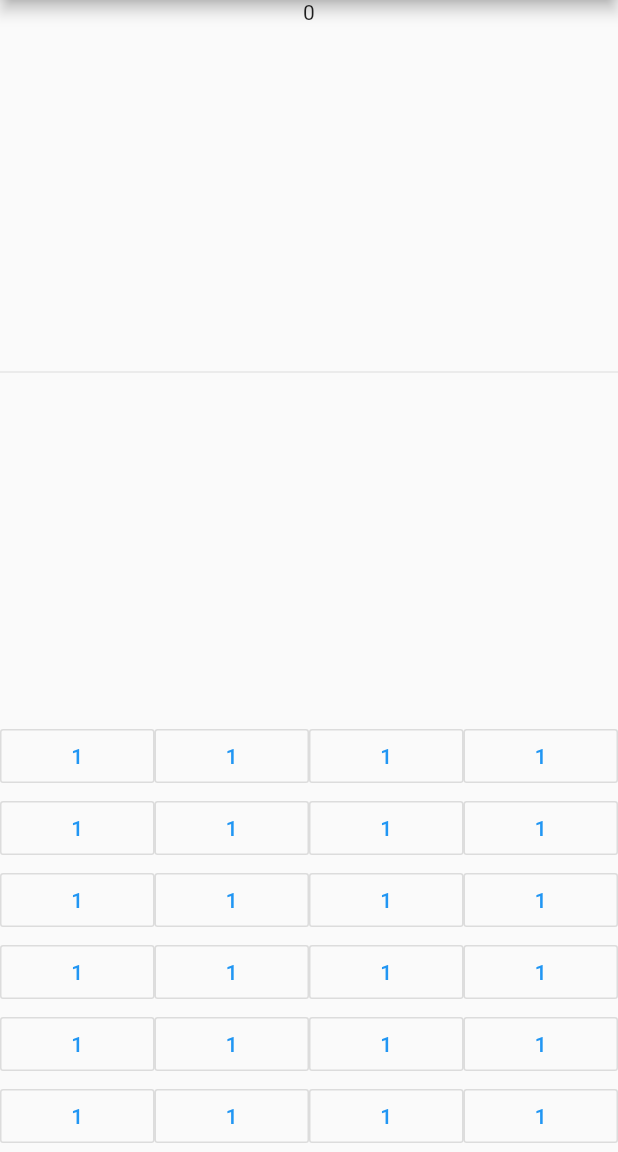
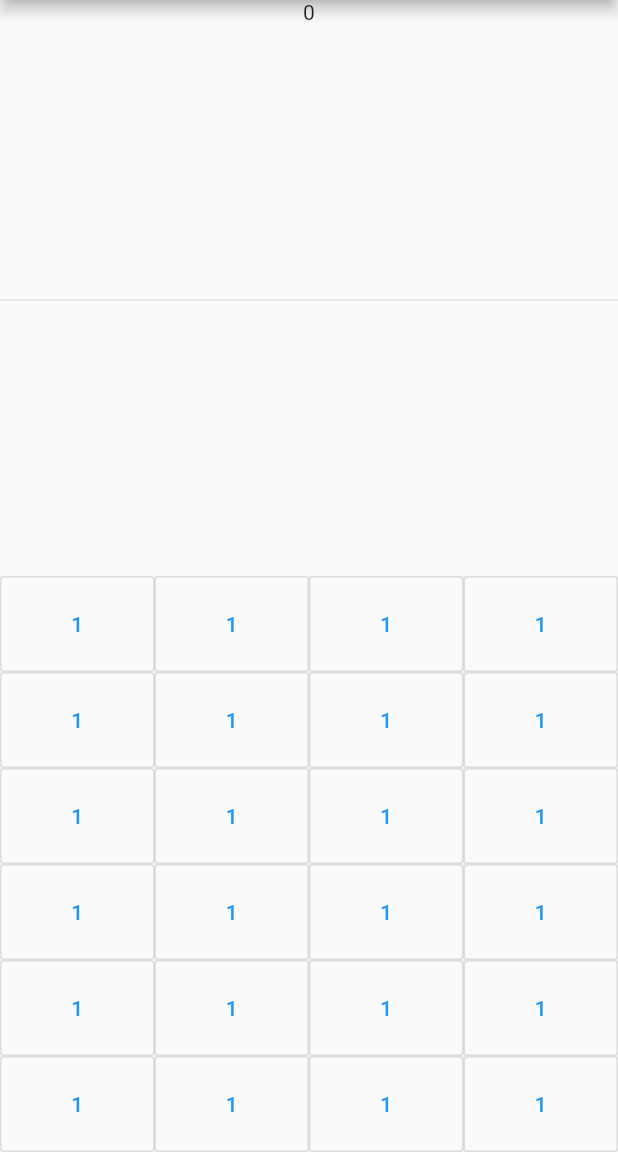
Before and after one commit to ohalliday/calculator-flutter, a Flutter app: the screen it shows after launch, on a phone screen of 412 x 824 dp, the part 84-1236 px from its top. Run offline on Flutter 3.47's test engine with Material 2 defaults, Android fonts, the phone set to English and light mode, and no system bars.

Commit message:
Added Padding to buttons

```diff
--- a/lib/main.dart
+++ b/lib/main.dart
@@ -30,6 +30,7 @@ class _MyHomePageState extends State<MyHomePage> {
     return Expanded(
         child: new OutlineButton(
           child: new Text("1"),
+          padding: EdgeInsets.all(24.0),
           onPressed: () => {},
           color: Colors.lightBlue,
           textColor: Colors.blue,
@@ -45,11 +46,9 @@ class _MyHomePageState extends State<MyHomePage> {
         title: Text(widget.title),
       ),
       body: new Container (
-
-        child: new Column(children: <Widget>[
-
+        child: new Column(
+      children: <Widget>[
           new Text("0"),
-
           new Expanded(
             child: new Divider(),
           ),
@@ -104,11 +103,11 @@ class _MyHomePageState extends State<MyHomePage> {
                     newButton(),
               ],
         ),
-            ],
-          ),
-      ],
-    )
-    )
+              ],
+            ),
+          ],
+        )
+      )
     );
   }
 }
```
